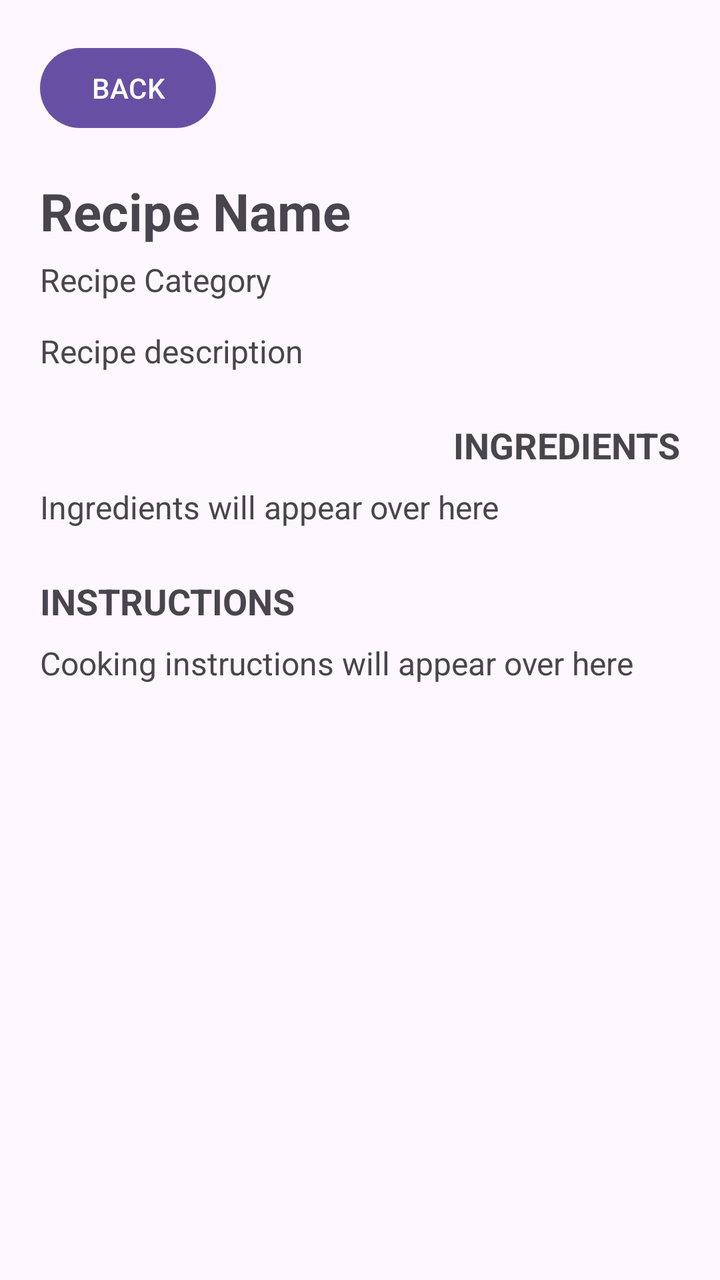
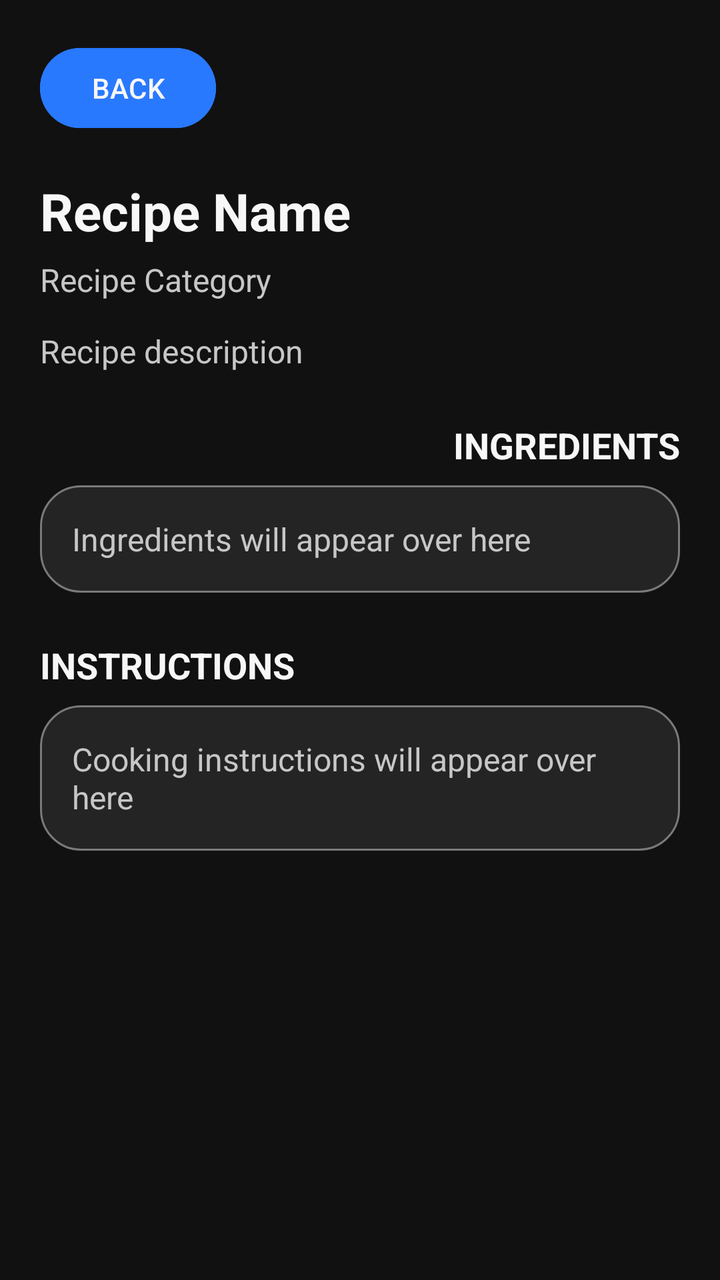

Before-and-after screenshots of an Android layout around one commit, followed by the original layout XML and the change that was made.
<!-- AndroidManifest.xml: application theme Theme.GotEmRecipes -->
<!-- res/layout/activity_recipe_detail.xml -->
<?xml version="1.0" encoding="utf-8"?>
<androidx.constraintlayout.widget.ConstraintLayout
    xmlns:android="http://schemas.android.com/apk/res/android"
    xmlns:app="http://schemas.android.com/apk/res-auto"
    android:layout_width="match_parent"
    android:layout_height="match_parent"
    android:padding="20dp" >

    <Button
        android:id="@+id/buttonBack"
        android:layout_width="wrap_content"
        android:layout_height="wrap_content"
        android:text ="BACK"
        app:layout_constraintTop_toTopOf="parent"
        app:layout_constraintStart_toStartOf="parent" />
    <TextView
        android:id="@+id/textRecipeDetailName"
        android:layout_width="0dp"
        android:layout_height="wrap_content"
        android:layout_marginTop="20dp"
        android:text="Recipe Name"
        android:textSize="26sp"
        android:textStyle="bold"
        app:layout_constraintTop_toBottomOf="@+id/buttonBack"
        app:layout_constraintStart_toStartOf="parent"
        app:layout_constraintEnd_toEndOf="parent" />
    <TextView
        android:id="@+id/textRecipeDetailCategory"
        android:layout_width="0dp"
        android:layout_height="wrap_content"
        android:layout_marginTop="6dp"
        android:text="Recipe Category"
        android:textSize="16sp"
        app:layout_constraintTop_toBottomOf="@+id/textRecipeDetailName"
        app:layout_constraintStart_toStartOf="parent"
        app:layout_constraintEnd_toEndOf="parent" />

    <TextView
        android:id="@+id/textRecipeDetailDescription"
        android:layout_width="0dp"
        android:layout_height="wrap_content"
        android:layout_marginTop="14dp"
        android:text="Recipe description"
        android:textSize="16sp"
        app:layout_constraintTop_toBottomOf="@+id/textRecipeDetailCategory"
        app:layout_constraintStart_toStartOf="parent"
        app:layout_constraintEnd_toEndOf="parent"/>
    
    <TextView
        android:id="@+id/textIngredientsHeading"
        android:layout_width="wrap_content"
        android:layout_height="wrap_content"
        android:layout_marginTop="24dp"
        android:text="INGREDIENTS"
        android:textSize="18sp"
        android:textStyle="bold"
        app:layout_constraintTop_toBottomOf="@+id/textRecipeDetailDescription"
        app:layout_constraintEnd_toEndOf="parent" />
    
    <TextView
        android:id="@+id/textRecipeIngredients"
        android:layout_width="0dp"
        android:layout_height="wrap_content"
        android:layout_marginTop="8dp"
        android:text="Ingredients will appear over here"
        android:textSize="16sp"
        app:layout_constraintTop_toBottomOf="@+id/textIngredientsHeading"
        app:layout_constraintStart_toStartOf="parent"
        app:layout_constraintEnd_toEndOf="parent" />

    <TextView
        android:id="@+id/textInstructionsHeading"
        android:layout_width="wrap_content"
        android:layout_height="wrap_content"
        android:layout_marginTop="24dp"
        android:text="INSTRUCTIONS"
        android:textSize="18sp"
        android:textStyle="bold"
        app:layout_constraintTop_toBottomOf="@+id/textRecipeIngredients"
        app:layout_constraintStart_toStartOf="parent"/>

    <TextView
        android:id="@+id/textRecipeInstructions"
        android:layout_width="0dp"
        android:layout_height="wrap_content"
        android:layout_marginTop="8dp"
        android:text="Cooking instructions will appear over here"
        android:textSize="16sp"
        app:layout_constraintTop_toBottomOf="@+id/textInstructionsHeading"
        app:layout_constraintStart_toStartOf="parent"
        app:layout_constraintEnd_toEndOf="parent" />

</androidx.constraintlayout.widget.ConstraintLayout>
<!-- resources referenced by this layout -->
<resources>
  <style name="Theme.GotEmRecipes" parent="Base.Theme.GotEmRecipes" />
  <style name="Base.Theme.GotEmRecipes" parent="Theme.Material3.DayNight.NoActionBar">
          
          
      </style>
</resources>

<!-- the commit's change to res/layout/activity_recipe_detail.xml (unified diff, before → after) -->
@@ -4,13 +4,16 @@
     xmlns:app="http://schemas.android.com/apk/res-auto"
     android:layout_width="match_parent"
     android:layout_height="match_parent"
-    android:padding="20dp" >
+    android:padding="20dp"
+    android:background="@color/gotem_black">
 
     <Button
         android:id="@+id/buttonBack"
         android:layout_width="wrap_content"
         android:layout_height="wrap_content"
         android:text ="BACK"
+        android:backgroundTint="@color/gotem_blue"
+        android:textColor="@color/gotem_white"
         app:layout_constraintTop_toTopOf="parent"
         app:layout_constraintStart_toStartOf="parent" />
     <TextView
@@ -21,6 +24,7 @@
         android:text="Recipe Name"
         android:textSize="26sp"
         android:textStyle="bold"
+        android:textColor="@color/gotem_white"
         app:layout_constraintTop_toBottomOf="@+id/buttonBack"
         app:layout_constraintStart_toStartOf="parent"
         app:layout_constraintEnd_toEndOf="parent" />
@@ -31,7 +35,8 @@
         android:layout_marginTop="6dp"
         android:text="Recipe Category"
         android:textSize="16sp"
-        app:layout_constraintTop_toBottomOf="@+id/textRecipeDetailName"
+        android:textColor="@color/gotem_light_grey"
+        app:layout_constraintTop_toBottomOf="@id/textRecipeDetailName"
         app:layout_constraintStart_toStartOf="parent"
         app:layout_constraintEnd_toEndOf="parent" />
 
@@ -42,7 +47,8 @@
         android:layout_marginTop="14dp"
         android:text="Recipe description"
         android:textSize="16sp"
-        app:layout_constraintTop_toBottomOf="@+id/textRecipeDetailCategory"
+        android:textColor="@color/gotem_light_grey"
+        app:layout_constraintTop_toBottomOf="@id/textRecipeDetailCategory"
         app:layout_constraintStart_toStartOf="parent"
         app:layout_constraintEnd_toEndOf="parent"/>
     
@@ -54,7 +60,8 @@
         android:text="INGREDIENTS"
         android:textSize="18sp"
         android:textStyle="bold"
-        app:layout_constraintTop_toBottomOf="@+id/textRecipeDetailDescription"
+        android:textColor="@color/gotem_white"
+        app:layout_constraintTop_toBottomOf="@id/textRecipeDetailDescription"
         app:layout_constraintEnd_toEndOf="parent" />
     
     <TextView
@@ -64,7 +71,10 @@
         android:layout_marginTop="8dp"
         android:text="Ingredients will appear over here"
         android:textSize="16sp"
-        app:layout_constraintTop_toBottomOf="@+id/textIngredientsHeading"
+        android:textColor="@color/gotem_light_grey"
+        android:background="@drawable/home_card_background"
+        android:padding="16dp"
+        app:layout_constraintTop_toBottomOf="@id/textIngredientsHeading"
         app:layout_constraintStart_toStartOf="parent"
         app:layout_constraintEnd_toEndOf="parent" />
 
@@ -76,7 +86,8 @@
         android:text="INSTRUCTIONS"
         android:textSize="18sp"
         android:textStyle="bold"
-        app:layout_constraintTop_toBottomOf="@+id/textRecipeIngredients"
+        android:textColor="@color/gotem_white"
+        app:layout_constraintTop_toBottomOf="@id/textRecipeIngredients"
         app:layout_constraintStart_toStartOf="parent"/>
 
     <TextView
@@ -86,7 +97,10 @@
         android:layout_marginTop="8dp"
         android:text="Cooking instructions will appear over here"
         android:textSize="16sp"
-        app:layout_constraintTop_toBottomOf="@+id/textInstructionsHeading"
+        android:textColor="@color/gotem_light_grey"
+        android:background="@drawable/home_card_background"
+        android:padding="16dp"
+        app:layout_constraintTop_toBottomOf="@id/textInstructionsHeading"
         app:layout_constraintStart_toStartOf="parent"
         app:layout_constraintEnd_toEndOf="parent" />
 
<!-- resource entries referenced after the edit -->
@@ -1,6 +1,22 @@
 <!-- resources referenced by this layout -->
 <resources>
+  <color name="gotem_black">#111111</color>
+  <color name="gotem_blue">#2979FF</color>
+  <color name="gotem_light_grey">#C7C7C7</color>
+  <color name="gotem_white">#F7F7F7</color>
+  <!-- drawable home_card_background (drawable) -->
+  <?xml version="1.0" encoding="utf-8"?>
+  <shape xmlns:android="http://schemas.android.com/apk/res/android"
+      android:shape="rectangle" >
+      <solid android:color="@color/gotem_card" />
+      <corners android:radius="20dp" />
+      <stroke
+          android:width="1dp"
+          android:color="@color/gotem_mid_grey" />
+  </shape>
   <style name="Theme.GotEmRecipes" parent="Base.Theme.GotEmRecipes" />
+  <color name="gotem_card">#242424</color>
+  <color name="gotem_mid_grey">#7A7A7A</color>
   <style name="Base.Theme.GotEmRecipes" parent="Theme.Material3.DayNight.NoActionBar">
           
           
